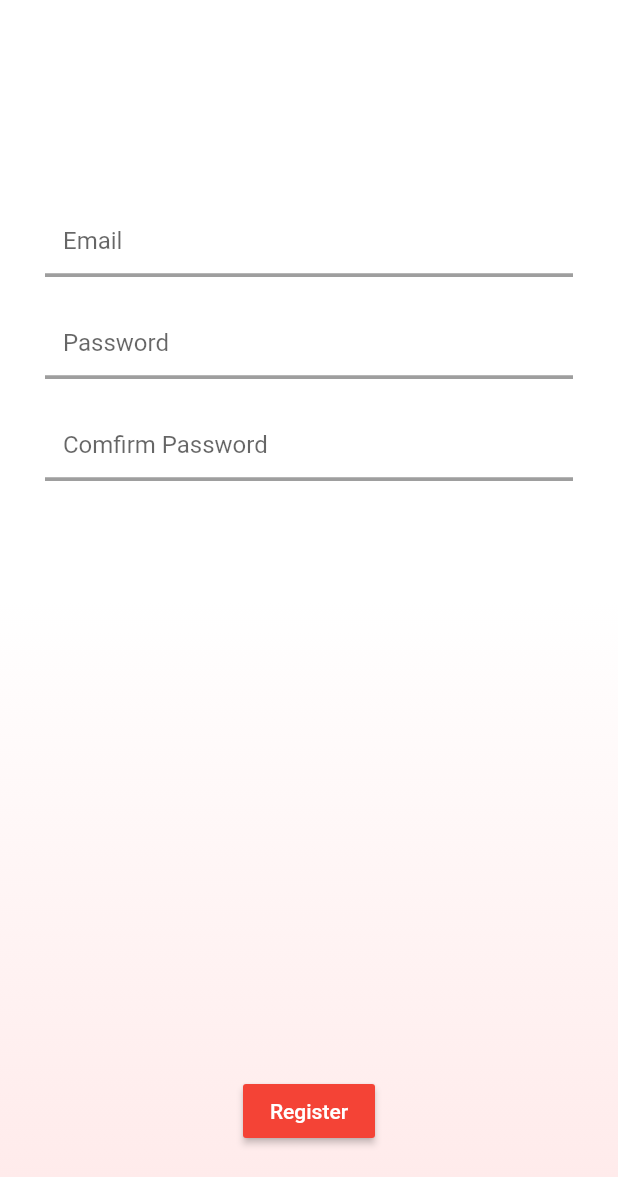
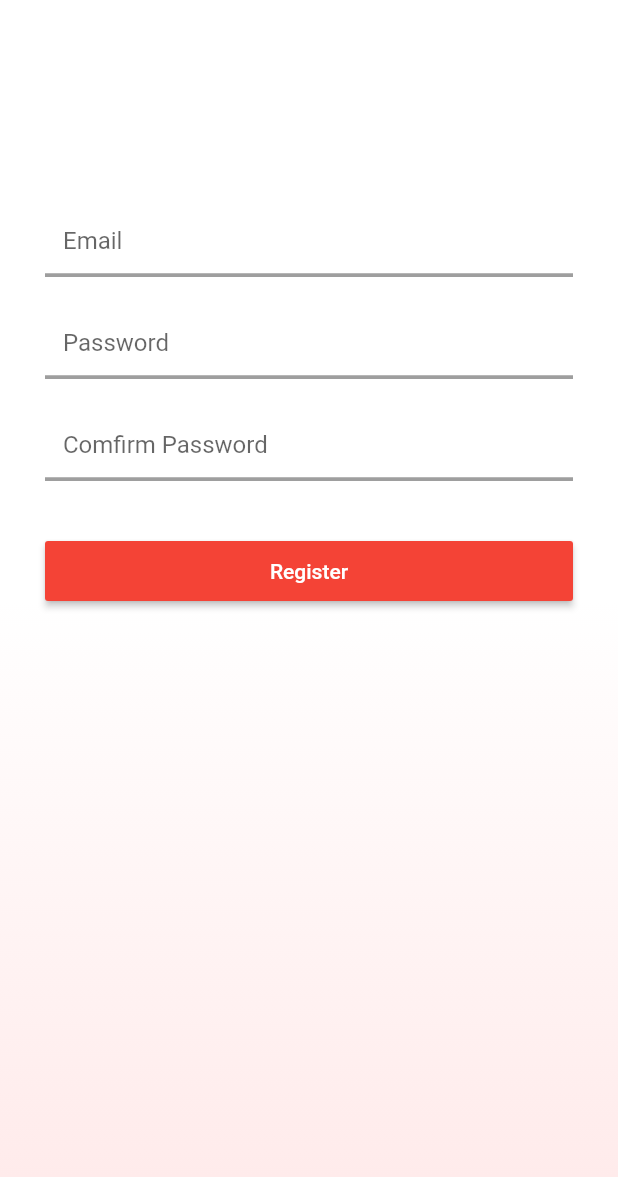
Before and after one commit to CallumLeith/Appcademy, a Flutter app: the screen it shows after launch, after a tap on "Register", on a phone screen of 412 x 824 dp, the part 59-1236 px from its top. Run offline on Flutter 3.47's test engine with Material 2 defaults, Android fonts, the phone set to English and light mode, and no system bars; our stand-ins replace cloud_firestore, device_info, firebase_auth, flutter_spinkit; accounts and stored records are empty.

Commit message:
UI updates and made deviceID table

```diff
--- a/lib/screens/authenticate/register.dart
+++ b/lib/screens/authenticate/register.dart
@@ -81,13 +81,11 @@ class _RegisterState extends State<Register> {
                   setState(() => confirmPassword = val);
                 },
               ),
-              SizedBox(height: 20.0),
-                    Text(
-                error,
-                style: TextStyle(color: Colors.red, fontSize: 14.0),
-              ),
-              Spacer(),
-             RaisedButton(
+              SizedBox(height: 40.0),
+                SizedBox(
+                width: double.infinity,
+                height: 40,
+                child: RaisedButton(
                 color: Colors.red,
                 child: Text(
                   'Register',
@@ -109,7 +107,15 @@ class _RegisterState extends State<Register> {
                     }
                   }
                 },
+              )
+                ),
+              SizedBox(height: 12.0),
+              Text(
+                error,
+                style: TextStyle(color: Colors.red, fontSize: 14.0),
               ),
+
+
 
             ],
 
--- a/lib/screens/authenticate/sign_in.dart
+++ b/lib/screens/authenticate/sign_in.dart
@@ -52,6 +52,8 @@ class _SignInState extends State<SignIn> {
         child: Form(
           key: _formKey,
           child: Column(
+           // crossAxisAlignment: CrossAxisAlignment.start,
+           // mainAxisAlignment: MainAxisAlignment.center,
             children: <Widget>[
               SizedBox(height: 100.0),
 
@@ -74,13 +76,11 @@ class _SignInState extends State<SignIn> {
                   setState(() => password = val);
                 },
               ),
-               SizedBox(height: 12.0),
-              Text(
-                error,
-                style: TextStyle(color: Colors.red, fontSize: 14.0),
-              ),
-              Spacer(),
-              RaisedButton(
+               SizedBox(height: 40.0),
+               SizedBox(
+                width: double.infinity,
+                height: 40,
+                child: RaisedButton(
                 color: Colors.red,
                 child: Text(
                   'Sign In',
@@ -109,6 +109,14 @@ class _SignInState extends State<SignIn> {
                   }
                 }}
               )
+               ),
+              SizedBox(height: 12.0),
+              Text(
+                error,
+                style: TextStyle(color: Colors.red, fontSize: 14.0),
+              ),
+              //Spacer(),
+
 
 
             ],
```
Also changed, not shown: lib/screens/authenticate/user_information.dart (+11 -7 lines), lib/services/auth.dart (+37 -15 lines), lib/services/database.dart (+8 -3 lines).
